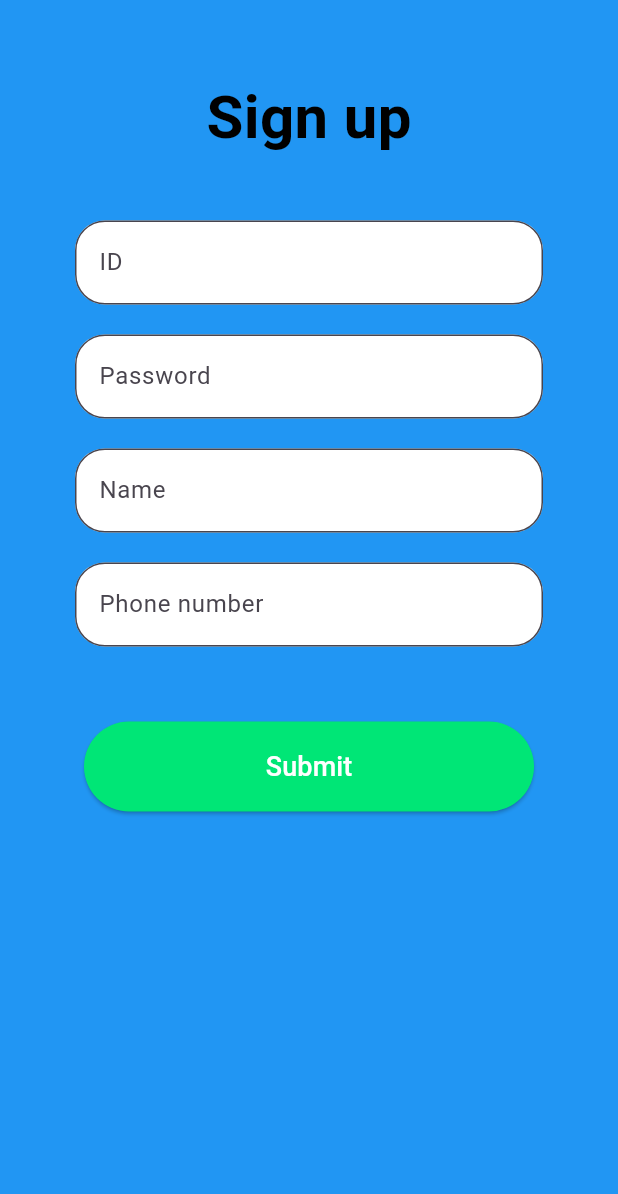
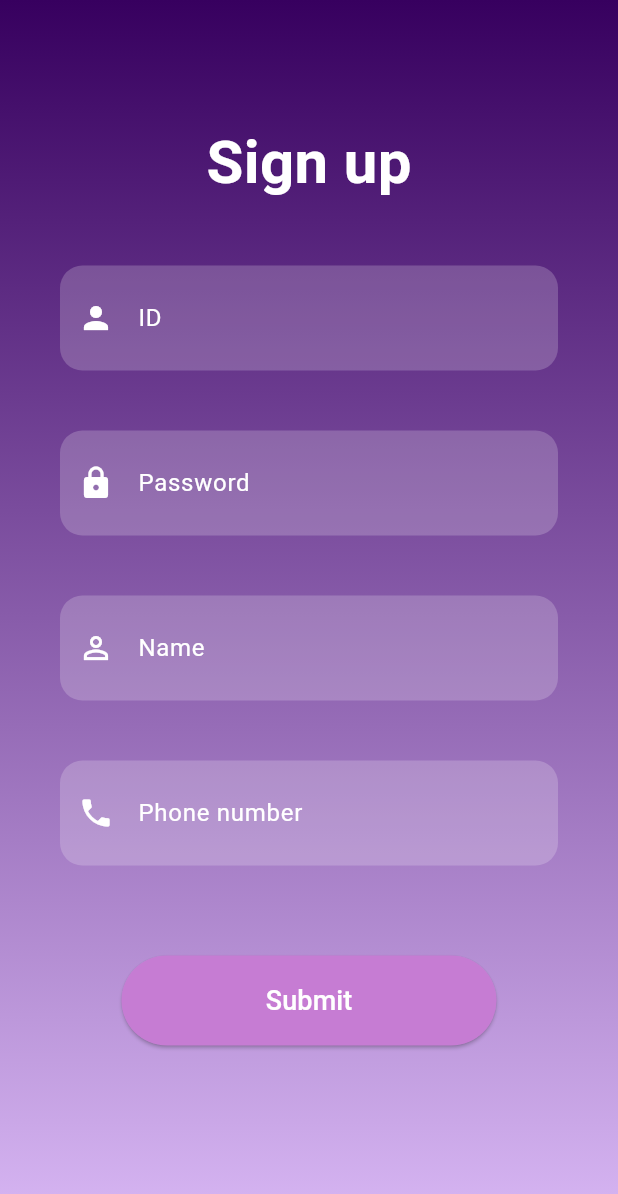
Before and after one commit to Knabi123/Industry_Move, a Flutter app: the screen it shows after launch, after a tap on "Create Account", on a phone screen of 412 x 824 dp. Shown: the top 1194 px of the screen. Run offline on Flutter 3.47's test engine with Material 3 defaults, Android fonts, the phone set to English and light mode, and no system bars; our stand-ins replace cloud_firestore, firebase_core, image_picker; accounts and stored records are empty.

Commit message:
Jah BANK

```diff
--- a/lib/src/bottombar.dart
+++ b/lib/src/bottombar.dart
@@ -1,3 +1,4 @@
+// ignore_for_file: prefer_const_constructors
 
 import 'package:company/src/Add_pro.dart';
 import 'package:company/src/driverscreen.dart';
--- a/lib/src_user/bottombar_user.dart
+++ b/lib/src_user/bottombar_user.dart
@@ -1,5 +1,6 @@
 // ignore_for_file: prefer_const_constructors, camel_case_types
 
+import 'package:company/src/Add_pro.dart';
 import 'package:flutter/material.dart';
 import 'package:company/src_user/order_user.dart';
 
@@ -17,8 +18,8 @@ class BottomBar_User extends StatefulWidget {
 class _BottomBarState extends State<BottomBar_User> {
   int _selectedIndex = 0;
   static final List<Widget> _widgetOptions = <Widget>[
-
-    Order_user()
+    Add_Pro(),
+    Order_user(),
   ];
 
   void _onItemTapped(int index) {
--- a/lib/src_user/login.dart
+++ b/lib/src_user/login.dart
@@ -1,8 +1,8 @@
-// ignore_for_file: sized_box_for_whitespace, prefer_const_constructors, prefer_const_literals_to_create_immutables
+// ignore_for_file: sized_box_for_whitespace, prefer_const_constructors, prefer_const_literals_to_create_immutables, use_build_context_synchronously, deprecated_member_use
 
 import 'package:flutter/material.dart';
-import 'package:company/src/bottombar.dart';
 import 'package:company/src_user/register.dart';
+import 'package:company/firestore_service.dart';
 
 class LoginPage extends StatefulWidget {
   const LoginPage({Key? key}) : super(key: key);
@@ -12,6 +12,9 @@ class LoginPage extends StatefulWidget {
 }
 
 class _LoginPageState extends State<LoginPage> {
+  TextEditingController idController = TextEditingController();
+  TextEditingController passwordController = TextEditingController();
+
   @override
   Widget build(BuildContext context) {
     final width = MediaQuery.of(context).size.width;
@@ -93,6 +96,7 @@ class _LoginPageState extends State<LoginPage> {
                             ),
                           ),
                           child: TextField(
+                            controller: idController,
                             decoration: InputDecoration(
                               border: InputBorder.none,
                               hintText: "Username",
@@ -103,6 +107,7 @@ class _LoginPageState extends State<LoginPage> {
                         Container(
                           padding: EdgeInsets.all(5),
                           child: TextField(
+                            controller: passwordController,
                             obscuringCharacter: '*',
                             obscureText: true,
                             decoration: InputDecoration(
@@ -128,36 +133,39 @@ class _LoginPageState extends State<LoginPage> {
                     height: 20,
                   ),
                   Center(
-                    child: InkWell(
-                      onTap: () {
-                        Navigator.push(
-                          context,
-                          MaterialPageRoute(
-                            builder: (context) => BottomBar(),
+                    child: ElevatedButton(
+                      onPressed: () async {
+                        String id = idController.text;
+                        String password = passwordController.text;
+
+                        bool loginSuccess =
+                            await FirestoreService.login(id, password, context);
+
+                        if (!loginSuccess) {
+                          ScaffoldMessenger.of(context).showSnackBar(
+                            SnackBar(
+                              content: Text('Invalid username or password'),
+                              backgroundColor: Colors.red,
                             ),
                           );
+                        }
                       },
-                      child: Container(
-                        height: 60,
-                        width: 250,
-                        decoration: BoxDecoration(
-                          borderRadius: BorderRadius.circular(40),
-                          gradient: LinearGradient(
-                            colors: [
-                              Colors.purple,
-                              Colors.indigo,
-                            ],
+                      style: ElevatedButton.styleFrom(
+                        shape: RoundedRectangleBorder(
+                          borderRadius: BorderRadius.circular(30),
                         ),
-                          color: Colors.deepPurple,
+                        primary: Colors.deepPurple,
+                        padding: EdgeInsets.symmetric(
+                          horizontal: 50,
+                          vertical: 15,
                         ),
-                        child: Center(
+                        minimumSize: Size(250, 60),
+                      ),
                       child: Text(
                         'Log in',
                         style: TextStyle(
                           fontSize: 20,
                           color: Colors.white,
-                            ),
-                          ),
                         ),
                       ),
                     ),
--- a/lib/src_user/register.dart
+++ b/lib/src_user/register.dart
@@ -1,8 +1,8 @@
-// ignore_for_file: use_key_in_widget_constructors, prefer_const_constructors, use_build_context_synchronously
+// ignore_for_file: use_key_in_widget_constructors, prefer_const_constructors, use_build_context_synchronously, deprecated_member_use, prefer_const_literals_to_create_immutables, library_private_types_in_public_api
 
-import 'package:company/src_user/login.dart';
 import 'package:flutter/material.dart';
 import 'package:company/firestore_service.dart';
+import 'package:company/src_user/login.dart';
 
 class RegisterPage extends StatelessWidget {
   @override
@@ -11,11 +11,21 @@ class RegisterPage extends StatelessWidget {
   }
 }
 
-class RegisterForm extends StatelessWidget {
+class RegisterForm extends StatefulWidget {
+  @override
+  _RegisterFormState createState() => _RegisterFormState();
+}
+
+class _RegisterFormState extends State<RegisterForm> {
   final TextEditingController idController = TextEditingController();
   final TextEditingController passwordController = TextEditingController();
   final TextEditingController nameController = TextEditingController();
   final TextEditingController phoneNumberController = TextEditingController();
+
+  bool isIdEmpty = false;
+  bool isPasswordEmpty = false;
+  bool isNameEmpty = false;
+  bool isPhoneNumberEmpty = false;
 
   @override
   Widget build(BuildContext context) {
@@ -23,128 +33,121 @@ class RegisterForm extends StatelessWidget {
       body: Container(
         height: MediaQuery.of(context).size.height,
         width: MediaQuery.of(context).size.width,
-        color: Colors.blue,
+        decoration: BoxDecoration(
+          gradient: LinearGradient(
+            colors: [
+              Color.fromARGB(255, 55, 0, 95),
+              Color.fromARGB(255, 217, 184, 245)
+            ],
+            begin: Alignment.topCenter,
+            end: Alignment.bottomCenter,
+          ),
+        ),
         child: SingleChildScrollView(
           child: Column(
-            mainAxisAlignment: MainAxisAlignment.start,
+            mainAxisAlignment: MainAxisAlignment.center,
             children: <Widget>[
-              SizedBox(height: 50.0),
-              Padding(
-                padding: const EdgeInsets.only(bottom: 20.0),
-                child: Text(
+              SizedBox(height: 80.0),
+              Text(
                 'Sign up',
                 style: TextStyle(
                   fontSize: 40.0,
                   fontWeight: FontWeight.bold,
-                    color: Colors.black,
+                  color: Colors.white,
                 ),
               ),
-              ),
+              SizedBox(height: 30.0),
+              _buildTextField(idController, 'ID', Icons.person,
+                  isEmpty: isIdEmpty),
               SizedBox(height: 20.0),
-              Padding(
-                padding: const EdgeInsets.symmetric(horizontal: 50),
-                child: Container(
-                  alignment: Alignment.center,
-                  child: TextFormField(
-                    controller: idController, // เพิ่มบรรทัดนี้
-                    decoration: InputDecoration(
-                      labelText: 'ID',
-                      border: OutlineInputBorder(
-                        borderRadius: BorderRadius.circular(20.0),
-                      ),
-                      fillColor: Colors.white,
-                      filled: true,
-                    ),
-                  ),
-                ),
-              ),
+              _buildTextField(passwordController, 'Password', Icons.lock,
+                  obscureText: true, isEmpty: isPasswordEmpty),
               SizedBox(height: 20.0),
-              Padding(
-                padding: const EdgeInsets.symmetric(horizontal: 50),
-                child: Align(
-                  alignment: Alignment.center,
-                  child: TextFormField(
-                    controller: passwordController, // เพิ่มบรรทัดนี้
-                    decoration: InputDecoration(
-                      labelText: 'Password',
-                      border: OutlineInputBorder(
-                        borderRadius: BorderRadius.circular(20.0),
-                      ),
-                      fillColor: Colors.white,
-                      filled: true,
-                    ),
-                    keyboardType: TextInputType.emailAddress,
-                    obscureText: true,
-                  ),
-                ),
-              ),
+              _buildTextField(nameController, 'Name', Icons.person_outline,
+                  isEmpty: isNameEmpty),
               SizedBox(height: 20.0),
-              Padding(
-                padding: const EdgeInsets.symmetric(horizontal: 50),
-                child: Align(
-                  alignment: Alignment.center,
-                  child: TextFormField(
-                    controller: nameController, // เพิ่มบรรทัดนี้
-                    decoration: InputDecoration(
-                      labelText: 'Name',
-                      border: OutlineInputBorder(
-                        borderRadius: BorderRadius.circular(20.0),
-                      ),
-                      fillColor: Colors.white,
-                      filled: true,
-                    ),
-                  ),
-                ),
-              ),
-              SizedBox(height: 20.0),
-              Padding(
-                padding: const EdgeInsets.symmetric(horizontal: 50),
-                child: Align(
-                  alignment: Alignment.center,
-                  child: TextFormField(
-                    controller: phoneNumberController, // เพิ่มบรรทัดนี้
-                    decoration: InputDecoration(
-                      labelText: 'Phone number',
-                      border: OutlineInputBorder(
-                        borderRadius: BorderRadius.circular(20.0),
-                      ),
-                      fillColor: Colors.white,
-                      filled: true,
-                    ),
+              _buildTextField(
+                  phoneNumberController, 'Phone number', Icons.phone,
                   keyboardType: TextInputType.phone,
-                  ),
-                ),
-              ),
+                  isEmpty: isPhoneNumberEmpty),
               SizedBox(height: 50),
               ElevatedButton(
                 onPressed: () async {
+                  setState(() {
+                    isIdEmpty = idController.text.isEmpty;
+                    isPasswordEmpty = passwordController.text.isEmpty;
+                    isNameEmpty = nameController.text.isEmpty;
+                    isPhoneNumberEmpty = phoneNumberController.text.isEmpty;
+                  });
+
+                  if (!isIdEmpty &&
+                      !isPasswordEmpty &&
+                      !isNameEmpty &&
+                      !isPhoneNumberEmpty) {
+                    bool isIdDuplicate =
+                        await FirestoreService.isIdExists(idController.text);
+
+                    if (isIdDuplicate) {
+                      // แจ้งเตือนถ้า ID ซ้ำ
+                      ScaffoldMessenger.of(context).showSnackBar(
+                        SnackBar(
+                          content:
+                              Text('ID is already taken. Please Try again'),
+                          backgroundColor: Colors.red,
+                        ),
+                      );
+                    } else {
+                      if (phoneNumberController.text.length != 10) {
+                        ScaffoldMessenger.of(context).showSnackBar(
+                          SnackBar(
+                            content: Text(
+                                'Phone number should not exceed 10 digits.'),
+                            backgroundColor: Colors.red,
+                          ),
+                        );
+                        return;
+                      }
+                      if (passwordController.text.length < 8) {
+                        ScaffoldMessenger.of(context).showSnackBar(
+                          SnackBar(
+                            content: Text(
+                                'Password should be at least 8 characters.'),
+                            backgroundColor: Colors.red,
+                          ),
+                        );
+                        return;
+                      }
                       await FirestoreService.addUser(
                         idController.text,
                         passwordController.text,
                         nameController.text,
                         phoneNumberController.text,
+                        role: 'Customer',
                       );
 
                       Navigator.push(
                         context,
                         MaterialPageRoute(builder: (context) => LoginPage()),
                       );
+                    }
+                  }
                 },
                 style: ElevatedButton.styleFrom(
                   shape: RoundedRectangleBorder(
-                    borderRadius: BorderRadius.circular(40.0),
+                    borderRadius: BorderRadius.circular(30.0),
                   ),
-                  backgroundColor: Colors.greenAccent[400],
+                  primary: const Color.fromARGB(255, 198, 124, 211),
                   padding: EdgeInsets.symmetric(
-                    horizontal: 100,
+                    horizontal: 50,
+                    vertical: 15,
                   ),
-                  minimumSize: Size(300, 60),
+                  minimumSize: Size(250, 60),
                 ),
                 child: Text(
                   'Submit',
                   style: TextStyle(
                     fontSize: 18.0,
-                    color: Colors.white,
+                    color: Color.fromARGB(255, 255, 255, 255),
                   ),
                 ),
               ),
@@ -154,4 +157,50 @@ class RegisterForm extends StatelessWidget {
       ),
     );
   }
+
+  Widget _buildTextField(
+      TextEditingController controller, String labelText, IconData icon,
+      {bool obscureText = false,
+      TextInputType keyboardType = TextInputType.text,
+      bool isEmpty = false}) {
+    return Padding(
+      padding: const EdgeInsets.symmetric(horizontal: 40, vertical: 10),
+      child: Container(
+        decoration: BoxDecoration(
+          color: Colors.white.withOpacity(0.2),
+          borderRadius: BorderRadius.circular(15.0),
+          border: isEmpty ? Border.all(color: Colors.red) : null,
+        ),
+        child: Column(
+          crossAxisAlignment: CrossAxisAlignment.start,
+          children: [
+            TextFormField(
+              controller: controller,
+              style: TextStyle(color: Colors.white),
+              onChanged: (value) {
+                setState(() {
+                  isEmpty = value.isEmpty;
+                });
+              },
+              decoration: InputDecoration(
+                labelText: labelText,
+                labelStyle: TextStyle(color: Colors.white),
+                hintText: labelText,
+                hintStyle: TextStyle(color: Colors.grey[600]),
+                prefixIcon: Icon(icon, color: Colors.white),
+                border: InputBorder.none,
+                contentPadding:
+                    EdgeInsets.symmetric(vertical: 15, horizontal: 20),
+              ),
+              keyboardType: keyboardType,
+              obscureText: obscureText,
+            ),
+            if (isEmpty)
+              Text('Please enter $labelText',
+                  style: TextStyle(color: Colors.red)),
+          ],
+        ),
+      ),
+    );
   }
+}
--- a/pubspec.yaml
+++ b/pubspec.yaml
@@ -43,6 +43,7 @@ dependencies:
 
   path: ^1.8.3
   firebase_database: ^10.4.0
+  crypto: ^3.0.3
 
 dev_dependencies:
   flutter_test:
```
Also changed, not shown: lib/firestore_service.dart (+116 -3 lines), pubspec.lock. Lines whose indentation alone changed are shown as unchanged.
